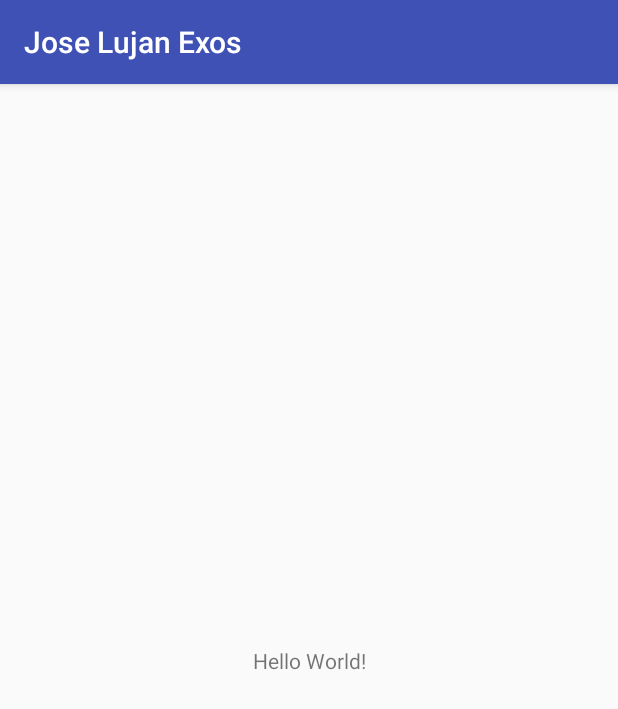
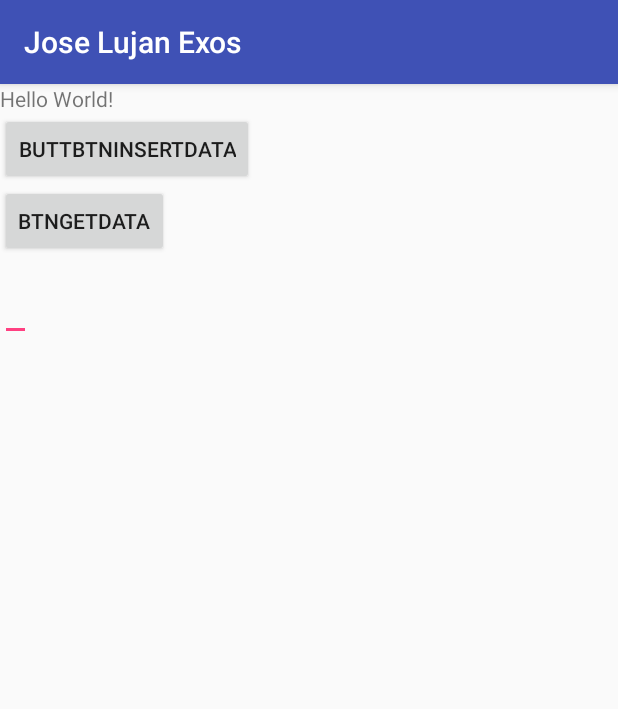
Before and after one commit to Loic755/OracleApp2, an Android app: the screen it shows after launch (MainActivity), on a phone screen of 412 x 824 dp. Shown: the top 709 px of the screen. Run offline under Robolectric (Android 15) with nearby library versions, the phone set to English and light mode, and no system bars.

```diff
--- a/app/build.gradle
+++ b/app/build.gradle
@@ -26,5 +26,9 @@ dependencies {
     })
     compile 'com.android.support:appcompat-v7:25.3.1'
     compile 'com.android.support.constraint:constraint-layout:1.0.2'
+    compile 'com.android.support:design:22.2.0'
+    compile 'com.squareup.okhttp3:okhttp:3.8.0'
+    compile 'com.squareup.retrofit2:retrofit:2.3.0'
+    compile 'com.squareup.retrofit2:converter-gson:2.3.0'
     testCompile 'junit:junit:4.12'
 }
--- a/app/src/main/AndroidManifest.xml
+++ b/app/src/main/AndroidManifest.xml
@@ -1,7 +1,7 @@
 <?xml version="1.0" encoding="utf-8"?>
 <manifest xmlns:android="http://schemas.android.com/apk/res/android"
     package="exos.lujan.jose.joselujanexos">
-
+    <uses-permission android:name="android.permission.INTERNET"/>
     <application
         android:allowBackup="true"
         android:icon="@mipmap/ic_launcher"
@@ -17,5 +17,4 @@
             </intent-filter>
         </activity>
     </application>
-
 </manifest>
--- a/app/src/main/java/exos/lujan/jose/joselujanexos/MainActivity.java
+++ b/app/src/main/java/exos/lujan/jose/joselujanexos/MainActivity.java
@@ -1,13 +1,91 @@
 package exos.lujan.jose.joselujanexos;
-
+import android.app.ProgressDialog;
+import android.os.AsyncTask;
 import android.support.v7.app.AppCompatActivity;
 import android.os.Bundle;
+import android.util.Log;
+import android.view.View;
+import android.widget.Button;
+import android.widget.EditText;
+import android.widget.TextView;
+import java.io.IOException;
+import java.util.List;
+import exos.lujan.jose.joselujanexos.model.Student;
+import exos.lujan.jose.joselujanexos.service.APIService;
+import okhttp3.OkHttpClient;
+import okhttp3.Request;
+import retrofit2.Call;
+import retrofit2.Callback;
+import retrofit2.Response;
+import retrofit2.Retrofit;
+import retrofit2.converter.gson.GsonConverterFactory;
+
+import static android.R.id.message;
 
 public class MainActivity extends AppCompatActivity {
+
+    EditText editName;
+    TextView textDetails;
+    Button btnGetData, btnInsertData;
+
+    private ProgressDialog pDialog;
 
     @Override
     protected void onCreate(Bundle savedInstanceState) {
         super.onCreate(savedInstanceState);
         setContentView(R.layout.activity_main);
+
+        textDetails = (TextView) findViewById(R.id.textDetails);
+        btnGetData = (Button) findViewById(R.id.btnGetData);
+        btnInsertData = (Button) findViewById(R.id.buttbtnInsertData);
+        editName = (EditText) findViewById(R.id.editname);
+        pDialog = new ProgressDialog(this);
+        pDialog.setMessage("Please wait...");
+        pDialog.setCancelable(false);
+        Log.d("test3 : ", "test3 : ");
+        btnGetData.setOnClickListener(new View.OnClickListener() {
+            @Override
+            public void onClick(View v) {
+                try {
+                    getPeopleDetails();
+                } catch (IOException e) {
+                    e.printStackTrace();
+                }
+
+                Log.d("test1 : ", "test1 : ");
+            }
+        });
+
     }
+    private void getPeopleDetails () throws IOException {
+        Log.d("test2 : ", "test2 : ");
+
+        //  showpDialog();
+        final Retrofit retrofit = new Retrofit.Builder()
+                .baseUrl("http://10.75.92.209:8787/")
+                .addConverterFactory(GsonConverterFactory.create())
+                .build();
+
+        APIService service = retrofit.create(APIService.class);
+        Call<List<Student>> call = service.getPeopleDetails();
+
+        call.enqueue(new Callback<List<Student>>() {
+            // Log.d("test1 : ", "test1 : ");
+            @Override
+            public void onResponse(Call<List<Student>> call, Response<List<Student>> response) {
+                List<Student> students = response.body();
+
+                String details = "test";
+
+                textDetails.setText(details);
+                //  hidepDialog();
+            }
+
+            @Override
+            public void onFailure(Call<List<Student>> call, Throwable t) {
+                //  hidepDialog();
+                textDetails.setText("FAILURE !"+t.getMessage());
+            }
+        });
+    };
 }
--- /dev/null
+++ b/app/src/main/java/exos/lujan/jose/joselujanexos/service/APIService.java
@@ -0,0 +1,20 @@
+package exos.lujan.jose.joselujanexos.service;
+
+import android.util.Log;
+
+import java.util.List;
+
+import exos.lujan.jose.joselujanexos.model.Student;
+import retrofit2.Call;
+import retrofit2.http.GET;
+import retrofit2.http.Path;
+
+
+/**
+ * Created by Quezacoo on 5/21/2017.
+ */
+
+public interface APIService {
+    @GET("rs/msr/sub/MSISDN/6668901223/data/")
+    Call<List<Student>> getPeopleDetails();
+}
--- a/app/src/main/res/layout/activity_main.xml
+++ b/app/src/main/res/layout/activity_main.xml
@@ -6,13 +6,57 @@
     android:layout_height="match_parent"
     tools:context="exos.lujan.jose.joselujanexos.MainActivity">
 
+    <LinearLayout
+        android:layout_width="344dp"
+        android:layout_height="wrap_content"
+        android:orientation="vertical"
+        tools:layout_editor_absoluteY="8dp"
+        tools:layout_editor_absoluteX="8dp">
+
         <TextView
+            android:id="@+id/textDetails"
             android:layout_width="wrap_content"
             android:layout_height="wrap_content"
+            android:layout_weight="1"
             android:text="Hello World!"
             app:layout_constraintBottom_toBottomOf="parent"
             app:layout_constraintLeft_toLeftOf="parent"
             app:layout_constraintRight_toRightOf="parent"
             app:layout_constraintTop_toTopOf="parent" />
 
+        <Button
+            android:id="@+id/buttbtnInsertData"
+            android:layout_width="wrap_content"
+            android:layout_height="wrap_content"
+            android:layout_weight="1"
+            android:text="buttbtnInsertData"
+            tools:layout_editor_absoluteX="16dp"
+            tools:layout_editor_absoluteY="338dp" />
+
+        <Button
+            android:id="@+id/btnGetData"
+            android:layout_width="wrap_content"
+            android:layout_height="wrap_content"
+            android:layout_weight="1"
+            android:text="btnGetData"
+            tools:layout_editor_absoluteX="10dp"
+            tools:layout_editor_absoluteY="274dp" />
+
+        <android.support.design.widget.TextInputLayout
+            android:layout_width="wrap_content"
+            android:layout_height="wrap_content"
+            android:layout_weight="1"
+            tools:layout_editor_absoluteX="8dp"
+            tools:layout_editor_absoluteY="8dp">
+
+            <EditText
+                android:id="@+id/editname"
+                android:layout_width="match_parent"
+                android:layout_height="wrap_content"
+                android:hint="hint" />
+
+        </android.support.design.widget.TextInputLayout>
+
+    </LinearLayout>
+
 </android.support.constraint.ConstraintLayout>
```
Also changed, not shown: app/src/main/java/exos/lujan/jose/joselujanexos/model/Student.java (added, +17 -0 lines). Lines whose indentation alone changed are shown as unchanged.
